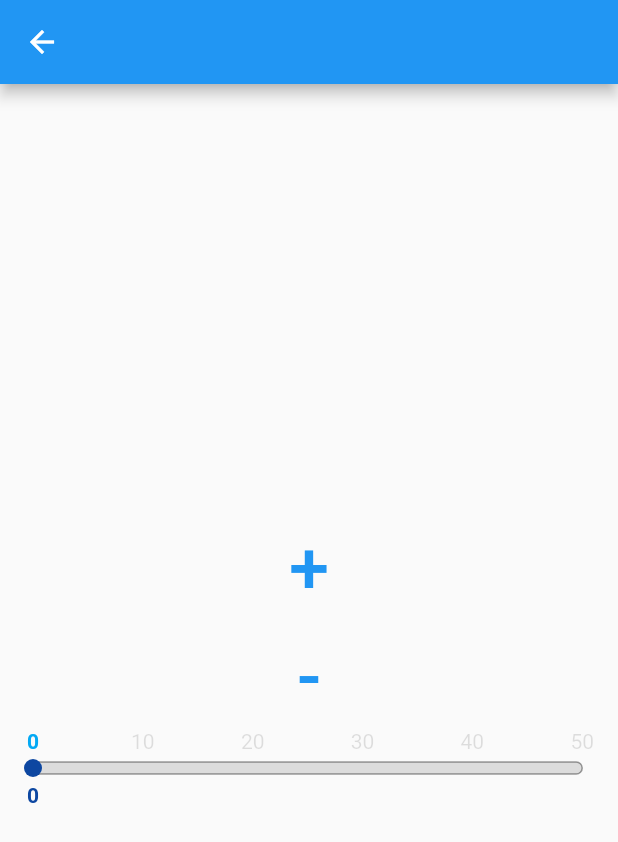
After one commit to junka-0/flutter_ui_learning, a Flutter app: the screen it shows after launch, after a tap on "doubleIndicator", on a phone screen of 412 x 824 dp. The commit adds this screen. Shown: the top 842 px of the screen. Run offline on Flutter 3.47's test engine with Material 2 defaults, Android fonts, the phone set to English and light mode, and no system bars; our stand-ins replace freezed_annotation, go_router, hooks_riverpod.

Commit message:
[add] DoubleIndicatorScreen

```diff
--- a/lib/config/router.dart
+++ b/lib/config/router.dart
@@ -1,4 +1,5 @@
 import 'package:flutter_ui_learning/studies/bounce_animation/bounce_animation_screen.dart';
+import 'package:flutter_ui_learning/studies/double_indicator/double_indicator_screen.dart';
 import 'package:flutter_ui_learning/studies/menu_screen.dart';
 import 'package:go_router/go_router.dart';
 import 'package:hooks_riverpod/hooks_riverpod.dart';
@@ -16,6 +17,7 @@ class AppRouter {
   static final routes = [
     menu,
     bounceAnimation,
+    doubleIndicator,
   ];
 
   static final menu = GoRoute(
@@ -29,4 +31,10 @@ class AppRouter {
     path: '/bounceAnimation',
     builder: (context, state) => const BounceAnimationScreen(),
   );
+
+  static final doubleIndicator = GoRoute(
+    name: 'doubleIndicator',
+    path: '/doubleIndicator',
+    builder: (context, state) => const DoubleIndicatorScreen(),
+  );
 }
--- /dev/null
+++ b/lib/studies/double_indicator/component/double_indicator.dart
@@ -0,0 +1,404 @@
+import 'dart:math';
+
+import 'package:flutter/material.dart';
+
+class DoubleIndicator extends StatefulWidget {
+  final double width;
+
+  final double indicatorLineHeight;
+  final double indicatorLineBorderRadius;
+  final Color indicatorLineBorderColor;
+  final Color indicatorLineBackgroundColor;
+
+  final Color indicatorLineActiveScaleColor;
+  final List<int> indicatorScales;
+  final TextStyle indicatorScalesTextStyle;
+  final double indicatorActiveScale;
+  final double indicatorActiveScaleAnimationValue;
+  final TextStyle indicatorActiveScaleTextStyle;
+
+  final Color indicatorLineCurrentValueColor;
+  final double indicatorCurrentValue;
+  final TextStyle indicatorCurrentValueTextStyle;
+
+  final double indicatorDotRadius;
+  final Color indicatorDotColor;
+
+  final double spaceBetweenTopRowAndIndicator;
+  final double spaceBetweenIndicatorAndBottomRow;
+
+  const DoubleIndicator({
+    required this.width,
+    required this.indicatorLineHeight,
+    required this.indicatorLineBorderRadius,
+    required this.indicatorLineBorderColor,
+    required this.indicatorLineBackgroundColor,
+    required this.indicatorLineActiveScaleColor,
+    required this.indicatorActiveScaleAnimationValue,
+    required this.indicatorScales,
+    required this.indicatorScalesTextStyle,
+    required this.indicatorActiveScale,
+    required this.indicatorActiveScaleTextStyle,
+    required this.indicatorLineCurrentValueColor,
+    required this.indicatorCurrentValue,
+    required this.indicatorCurrentValueTextStyle,
+    required this.indicatorDotRadius,
+    required this.indicatorDotColor,
+    this.spaceBetweenTopRowAndIndicator = 0.0,
+    this.spaceBetweenIndicatorAndBottomRow = 0.0,
+    Key? key,
+  }) : super(key: key);
+
+  @override
+  State<DoubleIndicator> createState() => _DoubleIndicatorState();
+}
+
+class _DoubleIndicatorState extends State<DoubleIndicator>
+    with TickerProviderStateMixin {
+  var _topRowHeight = 0.0;
+  var _indicatorHeight = 0.0;
+  var _totalHeight = 0.0;
+
+  @override
+  void initState() {
+    super.initState();
+    _calcTotalHeight();
+  }
+
+  void _calcTotalHeight() {
+    _topRowHeight = _calcTopRowHeight();
+    _indicatorHeight =
+        max(widget.indicatorLineHeight, widget.indicatorDotRadius * 2);
+    final bottomRowHeight = _calcTextSize(
+      widget.indicatorCurrentValue.toString(),
+      widget.indicatorCurrentValueTextStyle,
+    ).height;
+    _totalHeight = _topRowHeight +
+        widget.spaceBetweenTopRowAndIndicator +
+        _indicatorHeight +
+        widget.spaceBetweenIndicatorAndBottomRow +
+        bottomRowHeight;
+  }
+
+  double _calcTopRowHeight() {
+    final activeScaleTextHeight = _calcTextSize(
+      widget.indicatorActiveScale.toString(),
+      widget.indicatorActiveScaleTextStyle,
+    ).height;
+
+    if (widget.indicatorScales.isEmpty) return activeScaleTextHeight;
+
+    final nomarlScaleTextHeight = _calcTextSize(
+      widget.indicatorScales.first.toString(),
+      widget.indicatorScalesTextStyle,
+    ).height;
+
+    return max(activeScaleTextHeight, nomarlScaleTextHeight);
+  }
+
+  // Textのサイズを計算
+  Size _calcTextSize(String text, TextStyle style) {
+    final textPainter = TextPainter(
+      text: TextSpan(text: text, style: style),
+      maxLines: 1,
+      textDirection: TextDirection.ltr,
+    )..layout();
+    return textPainter.size;
+  }
+
+  @override
+  Widget build(BuildContext context) {
+    return SizedBox(
+      width: widget.width,
+      height: _totalHeight,
+      child: CustomPaint(
+        painter: PageIndicatorPainter(
+          indicatorLineHeight: widget.indicatorLineHeight,
+          indicatorLineRadius: widget.indicatorLineBorderRadius,
+          indicatorLineBorderColor: widget.indicatorLineBorderColor,
+          indicatorLineBackgroundColor: widget.indicatorLineBackgroundColor,
+          indicatorLineActiveScaleColor: widget.indicatorLineActiveScaleColor,
+          indicatorScales: widget.indicatorScales,
+          indicatorScalesTextStyle: widget.indicatorScalesTextStyle,
+          indicatorActiveScale: widget.indicatorActiveScale,
+          indicatorActiveScaleAnimationValue:
+              widget.indicatorActiveScaleAnimationValue,
+          indicatorActiveScaleTextStyle: widget.indicatorActiveScaleTextStyle,
+          indicatorLineCurrentValueColor: widget.indicatorLineCurrentValueColor,
+          indicatorCurrentValue: widget.indicatorCurrentValue,
+          indicatorCurrentValueTextStyle: widget.indicatorCurrentValueTextStyle,
+          indicatorDotRadius: widget.indicatorDotRadius,
+          indicatorDotColor: widget.indicatorDotColor,
+          topRowHeight: _topRowHeight,
+          indicatorHeight: _indicatorHeight,
+          spaceBetweenTopRowAndIndicator: widget.spaceBetweenTopRowAndIndicator,
+          spaceBetweenIndicatorAndBottomRow:
+              widget.spaceBetweenIndicatorAndBottomRow,
+        ),
+      ),
+    );
+  }
+}
+
+class PageIndicatorPainter extends CustomPainter {
+  final textPainter = TextPainter(
+    textDirection: TextDirection.ltr,
+    maxLines: 1,
+    ellipsis: '...',
+  );
+  final paintInstance = Paint();
+
+  final double indicatorLineHeight;
+  final double indicatorLineRadius;
+  final Color indicatorLineBorderColor;
+  final Color indicatorLineBackgroundColor;
+  final Color indicatorLineActiveScaleColor;
+  final List<int> indicatorScales;
+  final int maxScale;
+  final TextStyle indicatorScalesTextStyle;
+  final double indicatorActiveScale;
+  final double indicatorActiveScaleAnimationValue;
+  final TextStyle indicatorActiveScaleTextStyle;
+  final Color indicatorLineCurrentValueColor;
+  final double indicatorCurrentValue;
+  final TextStyle indicatorCurrentValueTextStyle;
+
+  final double indicatorDotRadius;
+  final Color indicatorDotColor;
+
+  final double topRowHeight;
+  final double indicatorHeight;
+
+  final double spaceBetweenTopRowAndIndicator;
+  final double spaceBetweenIndicatorAndBottomRow;
+
+  PageIndicatorPainter({
+    required this.indicatorLineHeight,
+    required this.indicatorLineRadius,
+    required this.indicatorLineBorderColor,
+    required this.indicatorLineBackgroundColor,
+    required this.indicatorLineActiveScaleColor,
+    required this.indicatorScales,
+    required this.indicatorScalesTextStyle,
+    required this.indicatorActiveScale,
+    required this.indicatorActiveScaleAnimationValue,
+    required this.indicatorActiveScaleTextStyle,
+    required this.indicatorLineCurrentValueColor,
+    required this.indicatorCurrentValue,
+    required this.indicatorCurrentValueTextStyle,
+    required this.indicatorDotRadius,
+    required this.indicatorDotColor,
+    required this.topRowHeight,
+    required this.indicatorHeight,
+    required this.spaceBetweenTopRowAndIndicator,
+    required this.spaceBetweenIndicatorAndBottomRow,
+  }) : maxScale = indicatorScales.last;
+
+  @override
+  void paint(Canvas canvas, Size size) {
+    // ドットの半径分だけ右にずらす(「CurrentValue」が0の時に、左端をはみ出してしまうため)
+    canvas.translate(indicatorDotRadius, 0.0);
+
+    // インジケータの全体の幅を計算
+    final indicatorWidth = _calcIndicatorWidth(size);
+
+    // インジケータの縦方向のスタート位置
+    final lineVerticalPosition = topRowHeight +
+        spaceBetweenTopRowAndIndicator +
+        indicatorDotRadius -
+        indicatorLineHeight / 2;
+
+    // 「インジケータの背景」を描画
+    _drawIndicatorLineBackground(canvas, indicatorWidth, lineVerticalPosition);
+
+    // 目盛りの個数
+    final length = indicatorScales.length;
+    // 目盛りごとの処理を実行
+    for (var i = 0; i < length; i++) {
+      // 「今処理中の目盛り」の値
+      final scale = indicatorScales[i];
+      // 「今処理中の目盛り」の横方向の位置
+      final horizontalPosition = scale / maxScale * indicatorWidth;
+
+      // 「１つ前に処理した目盛り」の値 (無い場合は0)
+      final lastScale = i == 0 ? scale - 1 : indicatorScales[i - 1];
+
+      // 「今処理中の目盛り」の描画
+      _drawScaleText(
+        canvas,
+        horizontalPosition,
+        scale,
+      );
+    }
+
+    // 「現在該当している目盛り分のインジケータ」を描画
+    _drawIndicatorActiveScaleLine(
+      canvas,
+      lineVerticalPosition,
+      indicatorActiveScaleAnimationValue / maxScale * indicatorWidth,
+    );
+
+    // 「CurrentValue」の位置
+    final currentValueHorizontalPosition =
+        indicatorCurrentValue / maxScale * indicatorWidth;
+
+    // インジケータの１色目を描画
+    _drawIndicatorCurrentValueLine(
+        canvas, currentValueHorizontalPosition, lineVerticalPosition);
+
+    // 「CurrentValue」を描画
+    _drawcurrentValueText(canvas, currentValueHorizontalPosition);
+
+    // インジケータの枠線を描画
+    _drawIndicatorBorder(canvas, indicatorWidth, lineVerticalPosition);
+
+    // インジケータの１色目のドットを描画
+    _drawCurrentValueDot(
+        canvas, currentValueHorizontalPosition, lineVerticalPosition);
+  }
+
+  double _calcIndicatorWidth(Size size) {
+    textPainter.text = TextSpan(
+      text: maxScale.toString(),
+      style: indicatorScalesTextStyle,
+    );
+    textPainter.layout();
+    return size.width - textPainter.size.width / 2 - indicatorDotRadius;
+  }
+
+  void _drawIndicatorLineBackground(
+    Canvas canvas,
+    double wholeWidth,
+    double lineVerticalPosition,
+  ) {
+    paintInstance
+      ..strokeWidth = 1.0
+      ..color = indicatorLineBackgroundColor
+      ..style = PaintingStyle.fill;
+
+    final rect = Rect.fromLTWH(
+      0.0,
+      lineVerticalPosition,
+      wholeWidth,
+      indicatorLineHeight,
+    );
+    final rRect = BorderRadius.circular(indicatorLineRadius).toRRect(rect);
+
+    canvas.drawRRect(rRect, paintInstance);
+  }
+
+  void _drawScaleText(
+    Canvas canvas,
+    double horizontalPosition,
+    int scale,
+  ) {
+    textPainter.text = TextSpan(
+      text: scale.toString(),
+      style: scale == indicatorActiveScale
+          ? indicatorActiveScaleTextStyle
+          : indicatorScalesTextStyle,
+    );
+    textPainter.layout();
+
+    textPainter.paint(
+      canvas,
+      Offset(
+        horizontalPosition - textPainter.size.width / 2,
+        (topRowHeight / 2) - (textPainter.size.height / 2),
+      ),
+    );
+  }
+
+  void _drawIndicatorActiveScaleLine(
+    Canvas canvas,
+    double lineVerticalPosition,
+    double horizontalPosition,
+  ) {
+    paintInstance
+      ..color = indicatorLineActiveScaleColor
+      ..style = PaintingStyle.fill;
+    final rect = Rect.fromLTWH(
+      0.0,
+      lineVerticalPosition,
+      horizontalPosition,
+      indicatorLineHeight,
+    );
+    final rRect = BorderRadius.circular(indicatorLineRadius).toRRect(rect);
+
+    canvas.drawRRect(rRect, paintInstance);
+  }
+
+  void _drawIndicatorCurrentValueLine(
+    Canvas canvas,
+    double currentValueHorizontalPosition,
+    double lineVerticalPosition,
+  ) {
+    paintInstance.color = indicatorLineCurrentValueColor;
+    final rect = Rect.fromLTWH(
+      0.0,
+      lineVerticalPosition,
+      currentValueHorizontalPosition,
+      indicatorLineHeight,
+    );
+    final rRect = BorderRadius.circular(indicatorLineRadius).toRRect(rect);
+    canvas.drawRRect(rRect, paintInstance);
+  }
+
+  void _drawcurrentValueText(
+    Canvas canvas,
+    double currentValueHorizontalPosition,
+  ) {
+    textPainter.text = TextSpan(
+      text: indicatorCurrentValue.toInt().toString(),
+      style: indicatorCurrentValueTextStyle,
+    );
+    textPainter.layout();
+
+    textPainter.paint(
+      canvas,
+      Offset(
+        currentValueHorizontalPosition - textPainter.size.width / 2,
+        topRowHeight +
+            spaceBetweenTopRowAndIndicator +
+            indicatorHeight +
+            spaceBetweenIndicatorAndBottomRow,
+      ),
+    );
+  }
+
+  void _drawIndicatorBorder(
+    Canvas canvas,
+    double wholeWidth,
+    double lineVerticalPosition,
+  ) {
+    paintInstance
+      ..color = indicatorLineBorderColor
+      ..style = PaintingStyle.stroke;
+    final rect = Rect.fromLTWH(
+        0.0, lineVerticalPosition, wholeWidth, indicatorLineHeight);
+    final rRect = BorderRadius.circular(indicatorLineRadius).toRRect(rect);
+    canvas.drawRRect(rRect, paintInstance);
+  }
+
+  void _drawCurrentValueDot(
+    Canvas canvas,
+    double currentValueHorizontalPosition,
+    double lineVerticalPosition,
+  ) {
+    paintInstance
+      ..color = indicatorLineCurrentValueColor
+      ..style = PaintingStyle.fill;
+
+    canvas.drawCircle(
+      Offset(
+        currentValueHorizontalPosition,
+        lineVerticalPosition + indicatorLineHeight / 2,
+      ),
+      indicatorDotRadius,
+      paintInstance,
+    );
+  }
+
+  @override
+  bool shouldRepaint(CustomPainter oldDelegate) => true;
+}
--- /dev/null
+++ b/lib/studies/double_indicator/double_indicator_screen.dart
@@ -0,0 +1,174 @@
+import 'package:flutter/material.dart';
+import 'package:flutter_ui_learning/studies/double_indicator/component/double_indicator.dart';
+import 'package:flutter_ui_learning/studies/double_indicator/state/double_indicator_state.dart';
+import 'package:flutter_ui_learning/studies/double_indicator/state/double_indicator_state_notifier.dart';
+import 'package:hooks_riverpod/hooks_riverpod.dart';
+
+final doubleIndicatorStateNotifierFamilyProvider =
+    StateNotifierProvider.autoDispose.family<
+        DoubleIndicatorStateNotifier,
+        DoubleIndicatorState,
+        DoubleIndicatorStateNotifier
+            Function()>((ref, initialProcess) => initialProcess());
+
+final doubleIndicatorStateNotifierProvider = StateNotifierProvider.autoDispose<
+    DoubleIndicatorStateNotifier,
+    DoubleIndicatorState>((ref) => throw UnimplementedError());
+
+class DoubleIndicatorScreen extends StatefulWidget {
+  const DoubleIndicatorScreen({Key? key}) : super(key: key);
+
+  @override
+  State<DoubleIndicatorScreen> createState() => _DoubleIndicatorScreenState();
+}
+
+class _DoubleIndicatorScreenState extends State<DoubleIndicatorScreen>
+    with TickerProviderStateMixin {
+  DoubleIndicatorStateNotifier _initialProcess() {
+    final activeScaleTextSizeController = AnimationController(
+      duration: const Duration(milliseconds: 100),
+      vsync: this,
+    );
+
+    final activeScaleController = AnimationController(
+      duration: const Duration(milliseconds: 500),
+      vsync: this,
+    );
+
+    final initialState = DoubleIndicatorState(
+      activeScaleTextSizeController: activeScaleTextSizeController,
+      activeScaleController: activeScaleController,
+      activeScaleTextSizeTween: Tween<double>(begin: 1.0, end: 3.0),
+      activeScaleTween: Tween<double>(begin: 0.0, end: 0.0),
+      scales: [0, 10, 20, 30, 40, 50],
+    );
+
+    return DoubleIndicatorStateNotifier(initialState);
+  }
+
+  @override
+  Widget build(BuildContext context) {
+    return Scaffold(
+      appBar: AppBar(),
+      body: ProviderScope(
+        overrides: [
+          doubleIndicatorStateNotifierProvider.overrideWithProvider(
+            doubleIndicatorStateNotifierFamilyProvider(_initialProcess),
+          ),
+        ],
+        child: Container(
+          padding: const EdgeInsets.symmetric(horizontal: 16.0),
+          alignment: Alignment.center,
+          child: Column(
+            mainAxisSize: MainAxisSize.min,
+            children: [
+              ..._buttons(),
+              _indicator(),
+            ],
+          ),
+        ),
+      ),
+    );
+  }
+
+  List<Widget> _buttons() {
+    return [
+      Consumer(
+        builder: (context, ref, child) {
+          return TextButton(
+            onPressed: () {
+              ref
+                  .read(doubleIndicatorStateNotifierProvider.notifier)
+                  .textOnTap(1);
+            },
+            child: const Text(
+              '+',
+              style: TextStyle(
+                fontSize: 48.0,
+              ),
+            ),
+          );
+        },
+      ),
+      Consumer(
+        builder: (context, ref, child) {
+          return TextButton(
+            onPressed: () {
+              ref
+                  .read(doubleIndicatorStateNotifierProvider.notifier)
+                  .textOnTap(-1);
+            },
+            child: const Text(
+              '-',
+              style: TextStyle(
+                fontSize: 48.0,
+              ),
+            ),
+          );
+        },
+      ),
+    ];
+  }
+
+  Widget _indicator() {
+    return Consumer(
+      builder: (context, ref, child) {
+        final state = ref.read(doubleIndicatorStateNotifierProvider);
+        final activeScaleTextSizeController =
+            state.activeScaleTextSizeController;
+        final activeScaleController = state.activeScaleController;
+
+        final activeScaleTextSizeTween = ref.watch(
+            doubleIndicatorStateNotifierProvider
+                .select((value) => value.activeScaleTextSizeTween));
+        final activeScaleTween = ref.watch(doubleIndicatorStateNotifierProvider
+            .select((value) => value.activeScaleTween));
+        final scales = ref.watch(doubleIndicatorStateNotifierProvider
+            .select((value) => value.scales));
+        final currentValue = ref.watch(doubleIndicatorStateNotifierProvider
+            .select((value) => value.currentValue));
+
+        return AnimatedBuilder(
+          animation: Listenable.merge(
+            [activeScaleTextSizeController, activeScaleController],
+          ),
+          builder: (context, snapshot) {
+            return DoubleIndicator(
+              width: double.infinity,
+              indicatorLineHeight: 8.0,
+              indicatorLineBorderRadius: 4.0,
+              indicatorLineBorderColor: Colors.black38,
+              indicatorLineBackgroundColor: Colors.black12,
+              indicatorLineActiveScaleColor: Colors.lightBlue.shade300,
+              indicatorScales: scales,
+              indicatorScalesTextStyle: const TextStyle(
+                color: Colors.black12,
+              ),
+              indicatorActiveScale: activeScaleTween.end ?? 0.0,
+              indicatorActiveScaleAnimationValue:
+                  activeScaleTween.animate(activeScaleController).value,
+              indicatorActiveScaleTextStyle: TextStyle(
+                color: Colors.lightBlue,
+                fontSize: 14.0 *
+                    activeScaleTextSizeTween
+                        .animate(activeScaleTextSizeController)
+                        .value,
+                fontWeight: FontWeight.bold,
+              ),
+              indicatorLineCurrentValueColor: Colors.blue.shade900,
+              indicatorCurrentValue: currentValue.toDouble(),
+              indicatorCurrentValueTextStyle: TextStyle(
+                color: Colors.blue.shade900,
+                fontWeight: FontWeight.bold,
+              ),
+              indicatorDotRadius: 6.0,
+              indicatorDotColor: Colors.blue.shade900,
+              spaceBetweenTopRowAndIndicator: 4.0,
+              spaceBetweenIndicatorAndBottomRow: 4.0,
+            );
+          },
+        );
+      },
+    );
+  }
+}
--- /dev/null
+++ b/lib/studies/double_indicator/state/double_indicator_state.dart
@@ -0,0 +1,16 @@
+import 'package:flutter/material.dart';
+import 'package:freezed_annotation/freezed_annotation.dart';
+
+part 'double_indicator_state.freezed.dart';
+
+@freezed
+class DoubleIndicatorState with _$DoubleIndicatorState {
+  factory DoubleIndicatorState({
+    required AnimationController activeScaleTextSizeController,
+    required AnimationController activeScaleController,
+    required Tween<double> activeScaleTextSizeTween,
+    required Tween<double> activeScaleTween,
+    @Default([]) List<int> scales,
+    @Default(0) int currentValue,
+  }) = _DoubleIndicatorState;
+}
--- /dev/null
+++ b/lib/studies/double_indicator/state/double_indicator_state_notifier.dart
@@ -0,0 +1,79 @@
+import 'package:flutter/animation.dart';
+import 'package:flutter_ui_learning/studies/double_indicator/state/double_indicator_state.dart';
+import 'package:hooks_riverpod/hooks_riverpod.dart';
+
+class DoubleIndicatorStateNotifier extends StateNotifier<DoubleIndicatorState> {
+  DoubleIndicatorStateNotifier(DoubleIndicatorState state) : super(state);
+
+  void textOnTap(int value) {
+    final currentValue = state.currentValue + value;
+    final scales = state.scales;
+
+    if (currentValue < 0 || currentValue > scales.last) return;
+
+    final length = scales.length;
+    var newActiveScale = state.activeScaleTween.end;
+
+    for (var i = 0; i < length; i++) {
+      final currentScale = scales[i];
+      final lastScale = i == 0 ? currentScale - 1 : scales[i - 1];
+      if (currentValue > lastScale && currentValue <= currentScale) {
+        newActiveScale = currentScale.toDouble();
+        break;
+      }
+    }
+
+    final oldActiveScale = state.activeScaleTween.end;
+    if (oldActiveScale == newActiveScale) {
+      state = state.copyWith(currentValue: currentValue);
+      return;
+    }
+
+    state = state.copyWith(
+      activeScaleTween:
+          Tween<double>(begin: oldActiveScale, end: newActiveScale),
+      currentValue: currentValue,
+    );
+
+    state.activeScaleController.reset();
+    state.activeScaleController.forward();
+    state.activeScaleTextSizeController.forward().then(
+          (_) => state.activeScaleTextSizeController.reverse(),
+        );
+  }
+
+  void sliderOnChanged(double value) {
+    final scales = state.scales;
+    final length = scales.length;
+    var newActiveScale = state.activeScaleTween.end;
+    for (var i = 0; i < length; i++) {
+      final last = i == 0 ? 0 : scales[i - 1];
+      final current = scales[i];
+      if (value > last && value <= current) {
+        newActiveScale = current.toDouble();
+        break;
+      }
+    }
+
+    final oldActiveScale = state.activeScaleTween.end;
+
+    state = state.copyWith(
+      activeScaleTween:
+          Tween<double>(begin: oldActiveScale, end: newActiveScale),
+      currentValue: value.toInt(),
+    );
+
+    if (oldActiveScale != newActiveScale) {
+      Future.microtask(() => state.activeScaleTextSizeController.forward())
+          .then(((_) => state.activeScaleTextSizeController.reverse()));
+      state.activeScaleController.forward();
+    }
+  }
+
+  @override
+  void dispose() {
+    state.activeScaleTextSizeController.dispose();
+    state.activeScaleController.dispose();
+    super.dispose();
+  }
+}
--- a/pubspec.yaml
+++ b/pubspec.yaml
@@ -36,10 +36,14 @@ dependencies:
   go_router: 4.2.2
   flutter_hooks: 0.18.5+1
   hooks_riverpod: 1.0.4
+  intl: 0.17.0
+  freezed_annotation: 2.0.3
 
 dev_dependencies:
   flutter_test:
     sdk: flutter
+  build_runner: 2.1.11
+  freezed: 2.0.3
 
   # The "flutter_lints" package below contains a set of recommended lints to
   # encourage good coding practices. The lint set provided by the package is
```
Also changed, not shown: lib/studies/double_indicator/state/double_indicator_state.freezed.dart (added), pubspec.lock.
